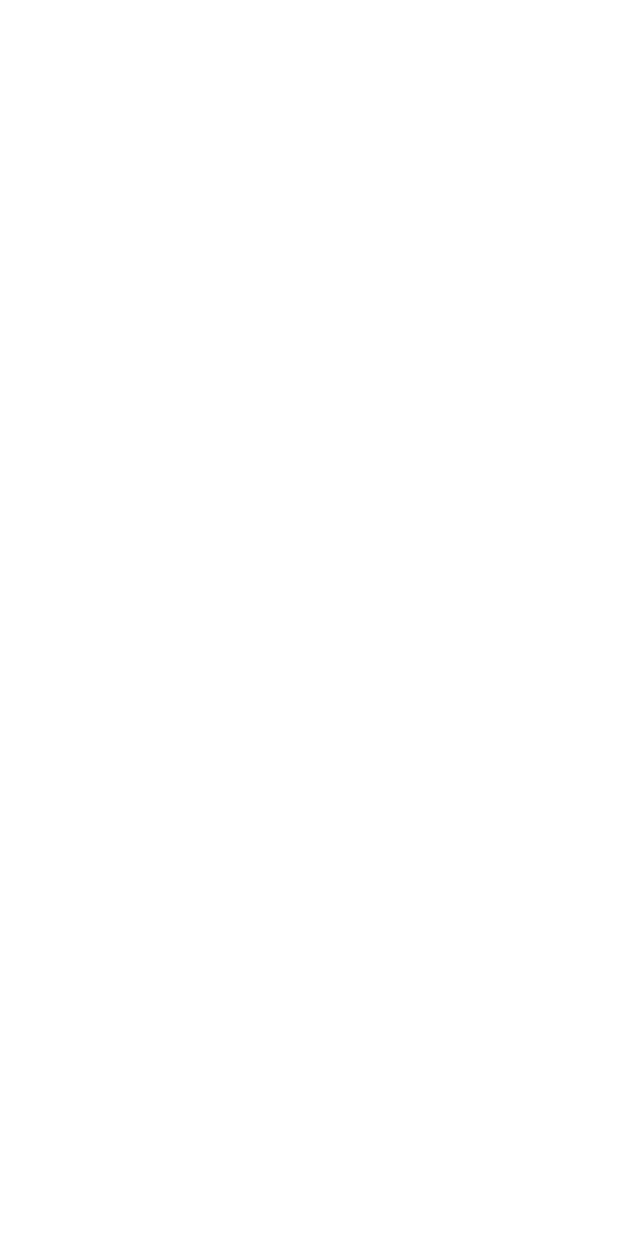
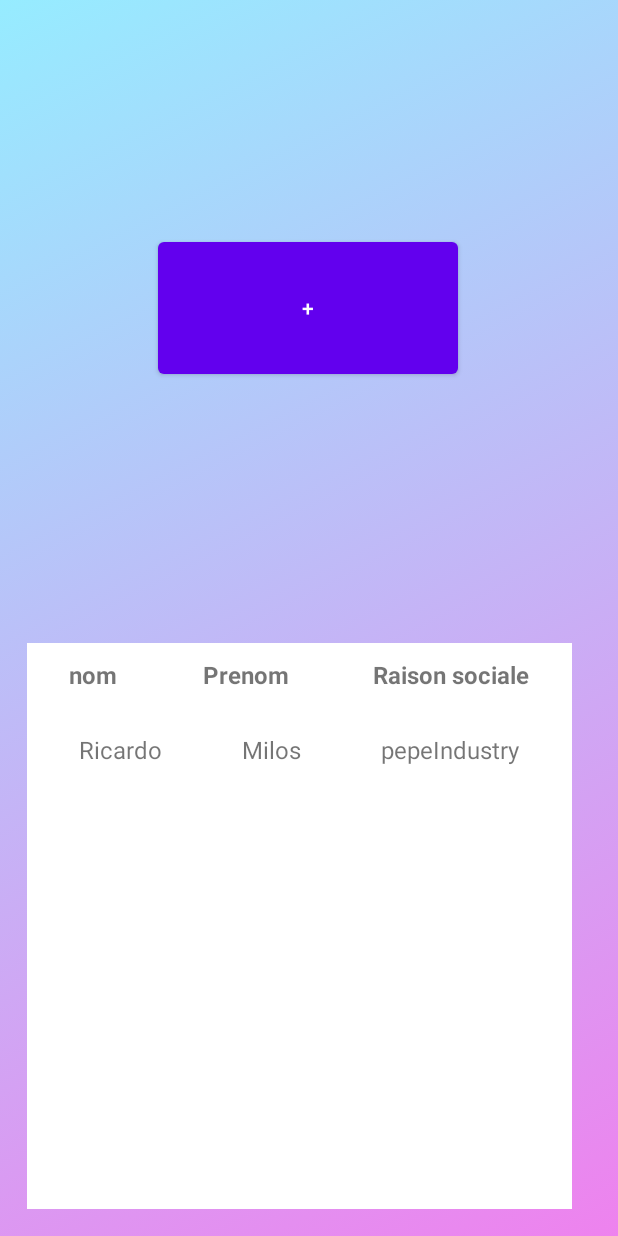
Before and after one commit to chrisollivier/Prospect, an Android app: the AccueilActivity screen opened directly, with no data from a screen before it, on a phone screen of 412 x 824 dp. Before the commit the screen is empty. Run offline under Robolectric (Android 15) with nearby library versions, the phone set to English and light mode, and no system bars.

Commit message:
ajout page accueil

```diff
--- a/app/src/main/java/sio/nsi/prospect/model/Prospect.java
+++ b/app/src/main/java/sio/nsi/prospect/model/Prospect.java
@@ -23,6 +23,12 @@ public class Prospect {
         this.siret = siret;
         this.raisonSociale = raisonSociale;
         this.score = score;
+    }
+
+    public Prospect(String nom, String prenom, String raisonSociale) {
+        this.nom = nom;
+        this.prenom = prenom;
+        this.raisonSociale = raisonSociale;
     }
 
     public int getId() {
--- a/app/src/main/java/sio/nsi/prospect/view/AccueilActivity.java
+++ b/app/src/main/java/sio/nsi/prospect/view/AccueilActivity.java
@@ -1,7 +1,43 @@
 package sio.nsi.prospect.view;
 
+import android.os.Bundle;
+
+import androidx.annotation.Nullable;
 import androidx.appcompat.app.AppCompatActivity;
+import androidx.recyclerview.widget.LinearLayoutManager;
+import androidx.recyclerview.widget.RecyclerView;
+
+import java.util.ArrayList;
+import java.util.List;
+
+import sio.nsi.prospect.R;
+import sio.nsi.prospect.model.Prospect;
 
 public class AccueilActivity extends AppCompatActivity {
+    private RecyclerView recycler_View;
+    ProspectAdaptateur adaptateur;
 
+    @Override
+    protected void onCreate(@Nullable Bundle savedInstanceState) {
+        super.onCreate(savedInstanceState);
+        setContentView(R.layout.accueilactivity);
+
+        recycler_View = (RecyclerView) findViewById(R.id.recycler_View);
+
+        setRecyclerView();
+    }
+
+    private void setRecyclerView() {
+        recycler_View.setHasFixedSize(true);
+        recycler_View.setLayoutManager(new LinearLayoutManager(this));
+        adaptateur = new ProspectAdaptateur(this,getList());
+        recycler_View.setAdapter(adaptateur);
+    }
+
+    private List<Prospect> getList() {
+
+        List<Prospect> prospect_list= new ArrayList<>();
+        prospect_list.add(new Prospect("Ricardo","Milos","pepeIndustry"));
+        return prospect_list;
+    }
 }
--- a/app/src/main/java/sio/nsi/prospect/view/LoginActivity.java
+++ b/app/src/main/java/sio/nsi/prospect/view/LoginActivity.java
@@ -37,8 +37,8 @@ public class LoginActivity extends AppCompatActivity {
         public void onClick(View v) {
 
 
-           // User tempUser = new User("admin@gmail.com","yo","AdminUser","AdminUser");
-           // dataBase.addNewUser(tempUser);
+           //User tempUser = new User("admin@gmail.com","yo","AdminUser","AdminUser");
+           //dataBase.addNewUser(tempUser);
 
 
             User user = new User(InputLogin.getText().toString(),InputPassword.getText().toString());
--- /dev/null
+++ b/app/src/main/java/sio/nsi/prospect/view/ProspectAdaptateur.java
@@ -0,0 +1,74 @@
+package sio.nsi.prospect.view;
+
+import android.content.Context;
+import android.view.LayoutInflater;
+import android.view.View;
+import android.view.ViewGroup;
+import android.widget.TextView;
+
+import sio.nsi.prospect.R;
+
+import androidx.annotation.NonNull;
+import androidx.recyclerview.widget.RecyclerView;
+
+import java.util.List;
+
+import sio.nsi.prospect.model.Prospect;
+
+public class ProspectAdaptateur extends RecyclerView.Adapter<ProspectAdaptateur.ViewHolder> {
+
+    Context context;
+    List<Prospect> prospect_list;
+
+    public ProspectAdaptateur(Context context, List<Prospect> prospect_list) {
+        this.context = context;
+        this.prospect_list = prospect_list;
+    }
+
+
+    @NonNull
+    @Override
+    public ViewHolder onCreateViewHolder(@NonNull ViewGroup parent, int viewType) {
+        View view = LayoutInflater.from(parent.getContext()).inflate(R.layout.itemlayout, parent, false);
+        return new ViewHolder(view);
+    }
+
+    @Override
+    public void onBindViewHolder(@NonNull ViewHolder holder, int position) {
+        if(prospect_list.get(position).getNom() != null && prospect_list.size() > 0) {
+            Prospect model = prospect_list.get(position);
+            holder.nom_TV.setText(model.getNom());
+            holder.prenom_TV.setText(model.getPrenom());
+            holder.raisonSocial_TV.setText(model.getRaisonSociale());
+
+        }else{
+            return;
+        }
+    }
+
+    @Override
+    public int getItemCount() {
+        if(prospect_list != null){
+            if (prospect_list.size()<=5){
+                return prospect_list.size();
+            }else{
+                return 5;
+            }
+        }else{
+            return 0;
+        }
+    }
+
+    public class ViewHolder extends RecyclerView.ViewHolder {
+        TextView nom_TV,prenom_TV,raisonSocial_TV;
+
+        public ViewHolder(@NonNull View itemView) {
+            super(itemView);
+            nom_TV = itemView.findViewById(R.id.nom_TV);
+            prenom_TV = itemView.findViewById(R.id.prenom_TV);
+            raisonSocial_TV = itemView.findViewById(R.id.raisonSocial_TV);
+
+        }
+    }
+
+}
--- a/app/src/main/res/layout/accueilactivity.xml
+++ b/app/src/main/res/layout/accueilactivity.xml
@@ -1,16 +1,83 @@
 <?xml version="1.0" encoding="utf-8"?>
-<androidx.constraintlayout.widget.ConstraintLayout xmlns:android="http://schemas.android.com/apk/res/android"
+<androidx.constraintlayout.widget.ConstraintLayout
+    xmlns:android="http://schemas.android.com/apk/res/android"
+    xmlns:app="http://schemas.android.com/apk/res-auto"
     xmlns:tools="http://schemas.android.com/tools"
     android:layout_width="match_parent"
     android:layout_height="match_parent"
-    android:background="@drawable/gradient_background"
-    >
+    android:background="@drawable/gradient_background">
 
-    <TextView
-        android:id="@+id/textView"
-        android:layout_width="wrap_content"
-        android:layout_height="wrap_content"
-        android:text="TextView"
-        tools:layout_editor_absoluteX="169dp"
-        tools:layout_editor_absoluteY="139dp" />
+    <Button
+        android:id="@+id/button_AddProspect"
+        android:layout_width="200dp"
+        android:layout_height="100dp"
+        android:text="+"
+        app:layout_constraintBottom_toTopOf="@+id/relativeLayout"
+        app:layout_constraintEnd_toEndOf="parent"
+        app:layout_constraintHorizontal_bias="0.497"
+        app:layout_constraintStart_toStartOf="parent"
+        app:layout_constraintTop_toTopOf="parent"></Button>
+
+    <RelativeLayout
+        android:id="@+id/relativeLayout"
+        android:layout_width="399dp"
+        android:layout_height="413dp"
+
+        android:padding="10dp"
+        app:layout_constraintBottom_toBottomOf="parent"
+        app:layout_constraintEnd_toEndOf="parent"
+        app:layout_constraintHorizontal_bias="0.0"
+        app:layout_constraintStart_toStartOf="parent"
+        app:layout_constraintTop_toTopOf="parent"
+        app:layout_constraintVertical_bias="1.0">
+
+        <TableLayout
+            android:layout_width="match_parent"
+            android:layout_height="match_parent"
+            android:layout_marginStart="8dp"
+            android:layout_marginTop="8dp"
+            android:layout_marginEnd="8dp"
+            android:layout_marginBottom="8dp"
+            android:background="@color/white"
+            android:stretchColumns="1,2,3"
+            app:layout_constraintBottom_toBottomOf="parent"
+            app:layout_constraintEnd_toEndOf="parent"
+            app:layout_constraintStart_toStartOf="parent"
+            tools:context=".ItemActivity">
+
+
+            <TableRow>
+
+                <TextView
+                    android:layout_column="1"
+                    android:gravity="center"
+                    android:padding="10dp"
+                    android:text="nom"
+                    android:textSize="16dp"
+                    android:textStyle="bold" />
+
+                <TextView
+                    android:layout_column="1"
+                    android:gravity="center"
+                    android:padding="10dp"
+                    android:text="Prenom"
+                    android:textSize="16dp"
+                    android:textStyle="bold" />
+
+                <TextView
+                    android:layout_column="1"
+                    android:gravity="center"
+                    android:padding="10dp"
+                    android:text="Raison sociale"
+                    android:textSize="16dp"
+                    android:textStyle="bold" />
+            </TableRow>
+
+            <androidx.recyclerview.widget.RecyclerView
+                android:id="@+id/recycler_View"
+                android:layout_width="match_parent"
+                android:layout_height="155dp"
+                android:scrollbars="vertical" />
+        </TableLayout>
+    </RelativeLayout>
 </androidx.constraintlayout.widget.ConstraintLayout>
--- /dev/null
+++ b/app/src/main/res/layout/itemlayout.xml
@@ -0,0 +1,32 @@
+<?xml version="1.0" encoding="utf-8"?>
+<TableLayout
+    xmlns:android="http://schemas.android.com/apk/res/android"
+
+    android:layout_width="match_parent"
+    android:layout_height="match_parent"
+    android:layout_margin="8dp"
+    android:stretchColumns="1,2,3">
+
+<TableRow>
+<TextView
+    android:id="@+id/nom_TV"
+    android:textSize="16dp"
+    android:padding="10dp"
+    android:gravity="center"
+    android:layout_column="1"/>
+<TextView
+    android:id="@+id/prenom_TV"
+    android:textSize="16dp"
+    android:padding="10dp"
+    android:gravity="center"
+    android:layout_column="1"/>
+<TextView
+    android:id="@+id/raisonSocial_TV"
+    android:textSize="16dp"
+    android:gravity="center"
+    android:padding="10dp"
+    android:layout_column="1"/>
+</TableRow>
+
+
+    </TableLayout>
```
